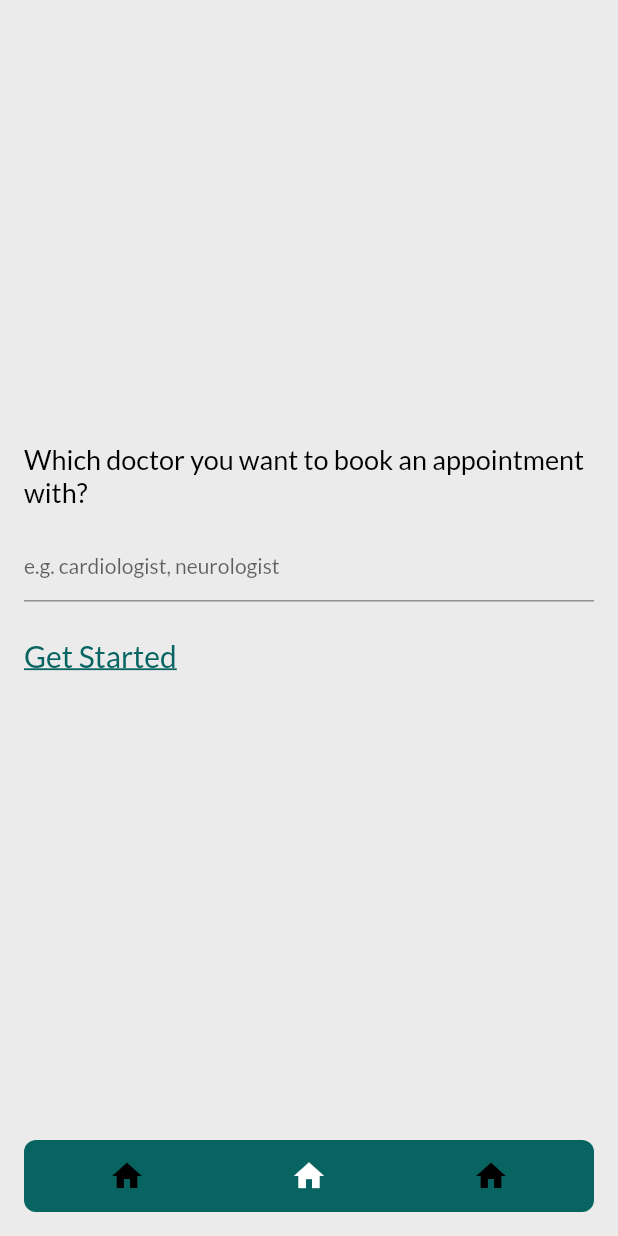
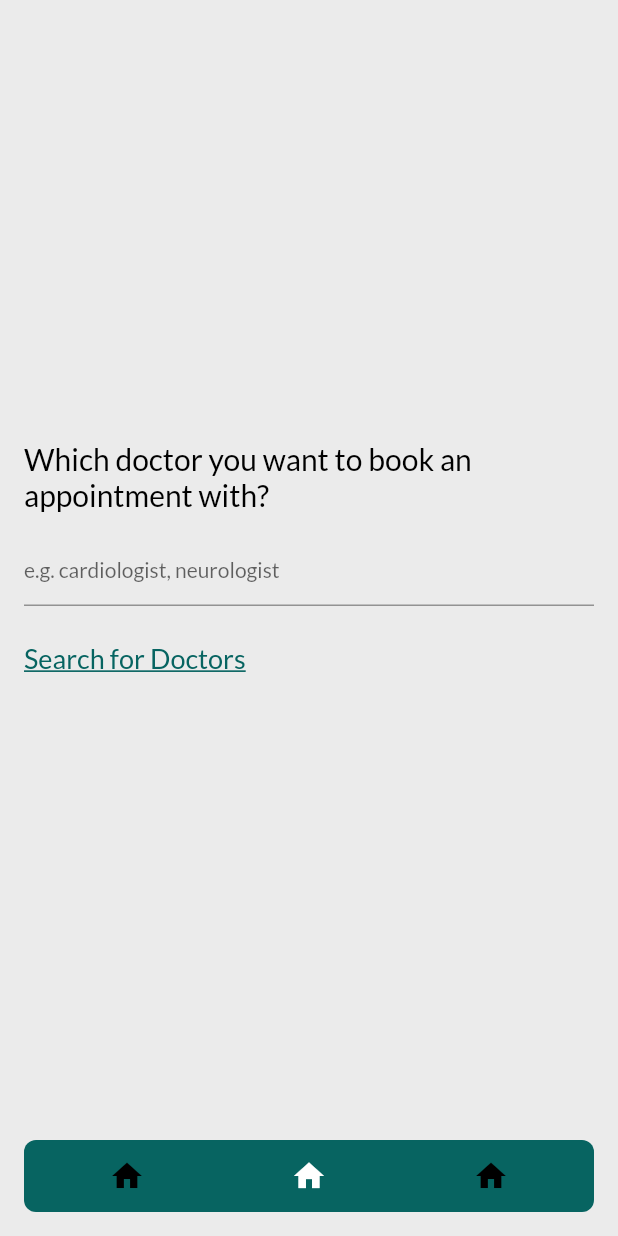
Before and after one commit to bhav-khurana/inter-iit-prep, a Flutter app: the screen it shows after launch, item 2 of the bottom bar chosen, on a phone screen of 412 x 824 dp. Run offline on Flutter 3.47's test engine with Material 2 defaults, Android fonts, the phone set to English and light mode, and no system bars; drawn by our look-alikes of floating_bottom_navigation_bar; our stand-ins replace animated_splash_screen, cloud_firestore, file_picker, firebase_core, google_fonts, percent_indicator and 1 more; missing offline and left inert: pdf_text; accounts and stored records are empty.

Commit message:
set up routing

```diff
--- a/lib/features/edTech/components/flashcardTile.dart
+++ b/lib/features/edTech/components/flashcardTile.dart
@@ -28,7 +28,7 @@ class _FlashcardTileState extends State<FlashcardTile> {
       decoration: BoxDecoration(
         borderRadius: BorderRadius.circular(12),
         color: Colors.white,
-        border: Border.all(color: AppColors.greenColor)
+        // border: Border.all(color: AppColors.greenColor)
       ),
       padding: EdgeInsets.all(16),
       child: Row(
--- a/lib/features/foodtech/foodTechScreen.dart
+++ b/lib/features/foodtech/foodTechScreen.dart
@@ -1,4 +1,5 @@
 import 'package:flutter/material.dart';
+import 'package:interiit_prep/features/foodtech/doctorListPage.dart';
 import 'package:interiit_prep/features/healthtech/infoPage.dart';
 
 class FoodTechScreen extends StatefulWidget {
@@ -16,7 +17,9 @@ class _FoodTechScreenState extends State<FoodTechScreen> {
     return SafeArea(
       child: Padding(
         padding: EdgeInsets.all(16),
-        child: InfoPage(question: 'Which doctor you want to book an appointment with?', hint: 'e.g. cardiologist, neurologist', controller: doctorController, isLastPage: true,),
+        child: InfoPage(question: 'Which doctor you want to book an appointment with?', hint: 'e.g. cardiologist, neurologist', controller: doctorController, buttonText: 'Search for Doctors', func: (){
+          Navigator.push(context, MaterialPageRoute(builder: (context) => DoctorList(type: doctorController.text)));
+        },),
       ),
     );
   }
--- a/lib/features/healthtech/infoPage.dart
+++ b/lib/features/healthtech/infoPage.dart
@@ -12,14 +12,14 @@ class InfoPage extends StatefulWidget {
     required this.question,
     required this.hint,
     required this.controller,
-    required this.isLastPage,
-    this.nextPage,
+    required this.buttonText,
+    required this.func,
   }) : super(key: key);
 
   final String question, hint;
   final TextEditingController controller;
-  final bool isLastPage;
-  final Widget? nextPage;
+  final String buttonText;
+  final Function func;
 
   @override
   State<InfoPage> createState() => _InfoPageState();
@@ -36,30 +36,22 @@ class _InfoPageState extends State<InfoPage> {
         const SizedBox(height: 14,),
         InputField(controller: widget.controller, hint: widget.hint),
         const SizedBox(height: 24,),
-        if (widget.isLastPage) GestureDetector(
+        GestureDetector(
           onTap: (){
-            Navigator.push(context, MaterialPageRoute(builder: (context) => DoctorList(type: widget.controller.text)));
+            widget.func();
           },
           child: Text(
-            'Get Started',
+            widget.buttonText,
             style: GoogleFonts.lato(
                 textStyle: const TextStyle(
-                  fontSize: 20,
+                  fontSize: 18,
                   color: AppColors.greenColor,
                   fontWeight: FontWeight.w500,
                   decoration: TextDecoration.underline
                 )
             ),
           ),
-        ) else Text(
-          'Swipe for next >',
-          style: GoogleFonts.lato(
-              textStyle: const TextStyle(
-                fontSize: 16,
-                color: AppColors.infoGreyColor
-              )
-          ),
-        ),
+        )
       ],
     );
   }
--- a/lib/shared/textWidgets.dart
+++ b/lib/shared/textWidgets.dart
@@ -13,7 +13,7 @@ class MediumText extends StatelessWidget {
       text,
       style: GoogleFonts.lato(
           textStyle: const TextStyle(
-              fontSize: 18,
+              fontSize: 20,
               color: AppColors.primaryBlackColor
           )
       ),
```
Also changed, not shown: lib/features/healthtech/healthTechScreen.dart (+82 -22 lines).
